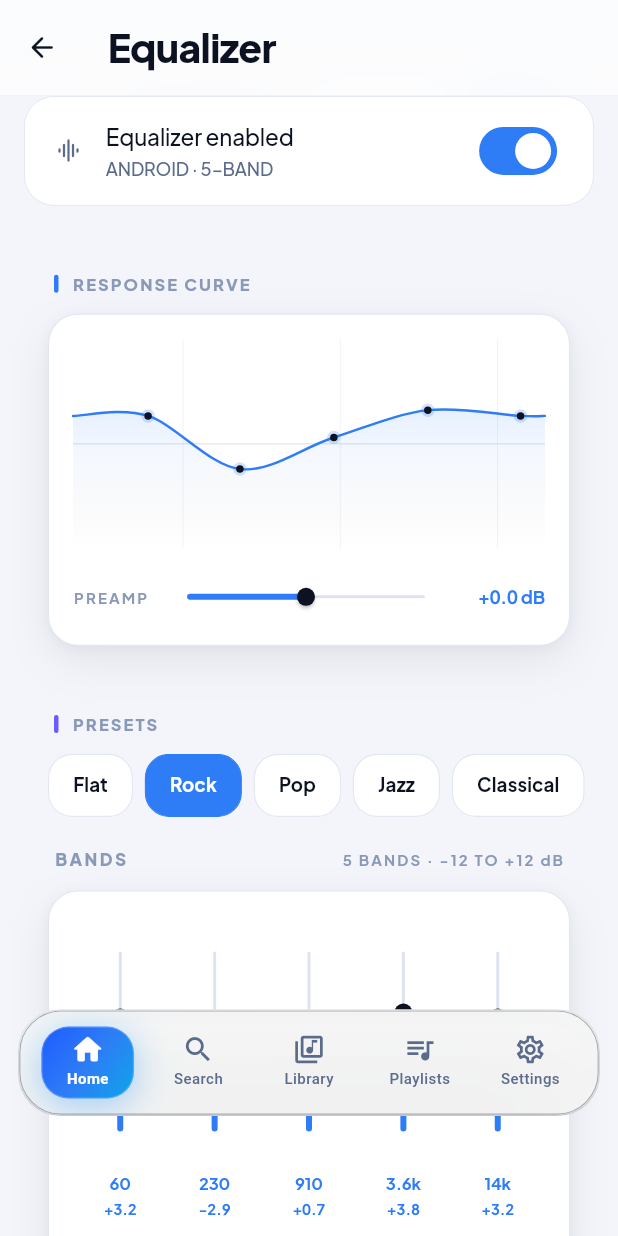
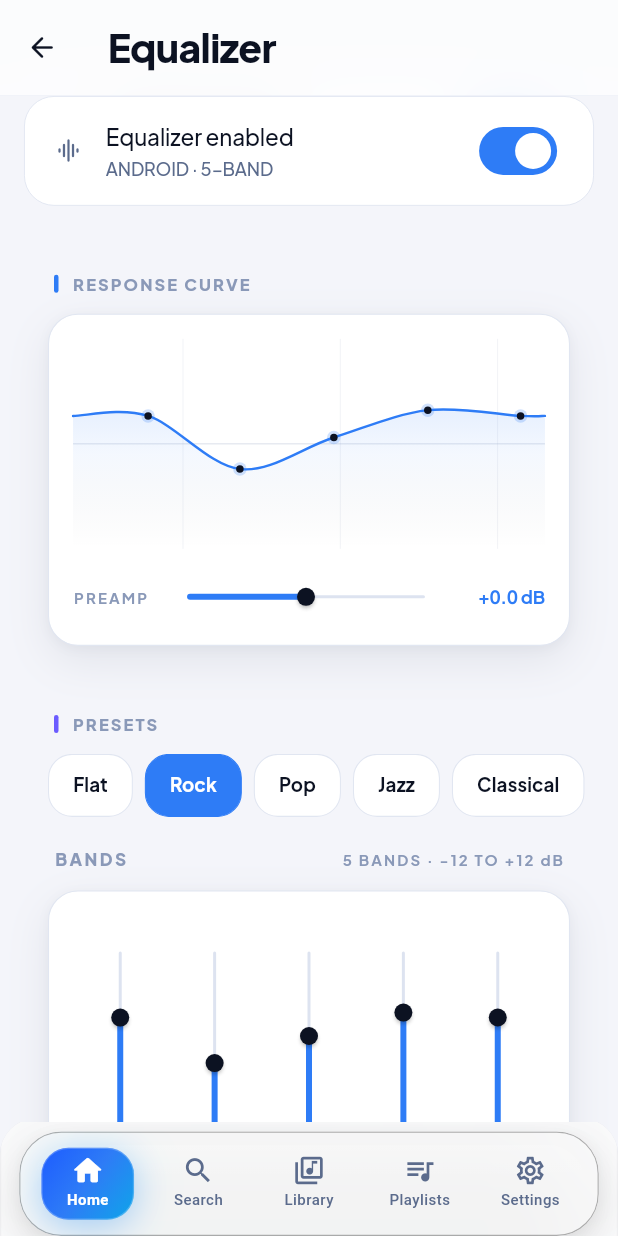
Before and after one commit to suryaprakash251201/Nexora-Audio-Player, a Flutter app: the EqualizerScreen screen opened by its route, after a tap on "Rock", on a phone screen of 412 x 824 dp. Run offline on Flutter 3.47's test engine with Material 3 defaults, Android fonts, the phone set to English and light mode, and no system bars; our stand-ins replace audio_service, cached_network_image, dio, flutter_cache_manager, flutter_riverpod, flutter_secure_storage and 6 more; missing offline and left inert: audio_session; accounts and stored records are empty; statements that could not run were skipped.

Commit message:
fix(nav, playlists): pin nav to bottom with mini above, fix playlist header overlap
- Bottom dock: nav pinned to system edge (full-bleed frost), mini card
  floats above with progress on top edge, hides behind nav on scroll,
  collapses when idle; content reserves bumped to 188/168
- Playlists: solid header bar with hairline (no more behind-app-bar
  overlap), grid aspect 0.78, detail hero clearance + stronger sliver frost

```diff
--- a/lib/features/equalizer/presentation/equalizer_screen.dart
+++ b/lib/features/equalizer/presentation/equalizer_screen.dart
@@ -308,7 +308,7 @@ class _EqualizerScreenState extends ConsumerState<EqualizerScreen> {
       ),
       body: SafeArea(
         child: ListView(
-          padding: const EdgeInsets.fromLTRB(16, 0, 16, 140),
+          padding: const EdgeInsets.fromLTRB(16, 0, 16, 168),
           children: [
             // Enable toggle
             NexoraGroupedList(
--- a/lib/features/home/presentation/home_screen.dart
+++ b/lib/features/home/presentation/home_screen.dart
@@ -101,7 +101,7 @@ class HomeScreen extends ConsumerWidget {
                   ),
                   SliverToBoxAdapter(
                     child: Padding(
-                      padding: const EdgeInsets.fromLTRB(16, 4, 16, 140),
+                      padding: const EdgeInsets.fromLTRB(16, 4, 16, 168),
                       child: NexoraStaggeredColumn(
                         children: [
                           const SizedBox(height: 4),
--- a/lib/features/search/presentation/search_screen.dart
+++ b/lib/features/search/presentation/search_screen.dart
@@ -243,7 +243,7 @@ class _SearchScreenState extends ConsumerState<SearchScreen> {
       data: (list) => list.isEmpty
           ? _BrowseEmpty(isDark: isDark)
           : ListView(
-              padding: const EdgeInsets.fromLTRB(20, 12, 20, 140),
+              padding: const EdgeInsets.fromLTRB(20, 12, 20, 168),
               children: [
                 _ResultHeader(
                   label: 'Recent searches',
@@ -308,7 +308,7 @@ class _SearchScreenState extends ConsumerState<SearchScreen> {
           );
         }
         return ListView(
-          padding: const EdgeInsets.only(bottom: 140),
+          padding: const EdgeInsets.only(bottom: 168),
           children: [
             if (res.songs.isNotEmpty) ...[
               _ResultHeader(
--- a/lib/features/settings/presentation/downloads_screen.dart
+++ b/lib/features/settings/presentation/downloads_screen.dart
@@ -74,7 +74,7 @@ class DownloadsScreen extends ConsumerWidget {
               ref.invalidate(downloadedTracksProvider);
             },
             child: ListView.separated(
-              padding: const EdgeInsets.fromLTRB(16, 100, 16, 140),
+              padding: const EdgeInsets.fromLTRB(16, 100, 16, 168),
               itemCount: tracks.length,
               separatorBuilder: (_, __) => const SizedBox(height: 8),
               itemBuilder: (c, i) {
--- a/lib/features/settings/presentation/settings_screen.dart
+++ b/lib/features/settings/presentation/settings_screen.dart
@@ -46,7 +46,7 @@ class SettingsScreen extends ConsumerWidget {
             ),
           ),
           SliverPadding(
-            padding: const EdgeInsets.fromLTRB(16, 8, 16, 140),
+            padding: const EdgeInsets.fromLTRB(16, 8, 16, 168),
             sliver: SliverList.list(
               children: [
                 _SectionGroup(
--- a/lib/features/sharing/shares_screen.dart
+++ b/lib/features/sharing/shares_screen.dart
@@ -83,7 +83,7 @@ class SharesScreen extends ConsumerWidget {
               backgroundColor: AppColors.card,
               onRefresh: () async => ref.invalidate(sharesProvider),
               child: ListView.separated(
-                padding: const EdgeInsets.fromLTRB(16, 12, 16, 140),
+                padding: const EdgeInsets.fromLTRB(16, 12, 16, 168),
                 itemCount: shares.length,
                 separatorBuilder: (_, __) => const SizedBox(height: 10),
                 itemBuilder: (c, i) => _ShareRow(share: shares[i]),
--- a/lib/features/tags/tags_screen.dart
+++ b/lib/features/tags/tags_screen.dart
@@ -101,7 +101,7 @@ class TagsScreen extends ConsumerWidget {
               backgroundColor: AppColors.card,
               onRefresh: () async => ref.invalidate(tagsProvider),
               child: ListView.separated(
-                padding: const EdgeInsets.fromLTRB(16, 12, 16, 140),
+                padding: const EdgeInsets.fromLTRB(16, 12, 16, 168),
                 itemCount: tags.length,
                 separatorBuilder: (_, __) => const SizedBox(height: 10),
                 itemBuilder: (c, i) => _TagRow(tag: tags[i]),
--- a/lib/router.dart
+++ b/lib/router.dart
@@ -186,23 +186,24 @@ class AppShell extends ConsumerStatefulWidget {
 
 class _AppShellState extends ConsumerState<AppShell>
     with TickerProviderStateMixin {
-  /// Whether the bottom nav bar is currently on screen.
-  bool _navVisible = true;
+  /// Whether the mini player is currently on screen.
+  /// The nav bar stays pinned to the bottom edge at all times.
+  bool _miniVisible = true;
 
-  /// Spring-driven controllers for the nav bar slide & the mini-player
-  /// reposition. Using a [SpringSimulation] gives the dock a physical
+  /// Spring-driven controller for the mini-player slide & fade.
+  /// Using a [SpringSimulation] gives the dock a physical
   /// feel that snaps in and settles rather than easing linearly.
-  late final AnimationController _navController;
+  late final AnimationController _miniController;
 
   bool _connectivityWired = false;
 
   @override
   void initState() {
     super.initState();
-    _navController = AnimationController.unbounded(vsync: this);
+    _miniController = AnimationController.unbounded(vsync: this);
 
     // Drive the spring to its resting position.
-    _springTo(_navController, 0.0);
+    _springTo(_miniController, 0.0);
   }
 
   /// Attach probe + reconnect exactly once (needs ref → post-frame).
@@ -233,7 +234,7 @@ class _AppShellState extends ConsumerState<AppShell>
 
   @override
   void dispose() {
-    _navController.dispose();
+    _miniController.dispose();
     super.dispose();
   }
 
@@ -247,12 +248,12 @@ class _AppShellState extends ConsumerState<AppShell>
     c.animateWith(sim);
   }
 
-  void _setNavVisible(bool v) {
-    if (_navVisible == v) return;
-    setState(() => _navVisible = v);
-    // 0 = visible, 1 = hidden below the fold. The mini player stays
-    // pinned to the bottom edge; the nav bar slides away beneath it.
-    _springTo(_navController, v ? 0.0 : 1.0);
+  void _setMiniVisible(bool v) {
+    if (_miniVisible == v) return;
+    setState(() => _miniVisible = v);
+    // 0 = visible, 1 = hidden behind the pinned nav bar.
+    // The nav bar never moves; the mini player slides away beneath it.
+    _springTo(_miniController, v ? 0.0 : 1.0);
   }
 
   int _indexForLocation(String loc) {
@@ -263,31 +264,31 @@ class _AppShellState extends ConsumerState<AppShell>
     return 0;
   }
 
-  /// Scroll-direction driven nav visibility:
-  ///  • scrolling down  → nav slides away beneath the pinned mini player
-  ///  • scrolling up    → nav returns above the mini player
+  /// Scroll-direction driven mini-player visibility:
+  ///  • scrolling down  → mini slides away behind the pinned nav bar
+  ///  • scrolling up    → mini returns above the nav bar
   bool _onUserScroll(UserScrollNotification notification) {
     final metrics = notification.metrics;
 
-    // Always reveal the bar once we are back at the very top.
+    // Always reveal the mini player once we are back at the very top.
     if (metrics.pixels <= metrics.minScrollExtent + 1) {
-      if (!_navVisible) _setNavVisible(true);
+      if (!_miniVisible) _setMiniVisible(true);
       return false;
     }
 
-    // Nothing to hand the space over to — keep the nav put.
+    // Nothing to hand the space over to — keep the mini put.
     final hasTrack = ref.read(playerProvider).currentTrack != null;
 
     switch (notification.direction) {
       case ScrollDirection.reverse:
         // Content moving up = user scrolling down the list.
-        if (hasTrack && _navVisible && metrics.pixels > 40) {
-          _setNavVisible(false);
+        if (hasTrack && _miniVisible && metrics.pixels > 40) {
+          _setMiniVisible(false);
         }
         break;
       case ScrollDirection.forward:
         // Content moving down = user scrolling back up.
-        if (!_navVisible) _setNavVisible(true);
+        if (!_miniVisible) _setMiniVisible(true);
         break;
       case ScrollDirection.idle:
         break;
@@ -350,7 +351,7 @@ class _AppShellState extends ConsumerState<AppShell>
             right: 0,
             bottom: 0,
             child: _BottomDock(
-              navController: _navController,
+              miniController: _miniController,
               bottomInset: bottomInset,
               navBar: EnhancedGlassNavBar(
                 selectedIndex: idx,
@@ -365,54 +366,61 @@ class _AppShellState extends ConsumerState<AppShell>
   }
 }
 
-/// Bottom dock — mini player pinned to the bottom edge, nav bar above it.
-/// Both centered (maxWidth 640), hugging the bottom edge. On scroll-down
-/// the nav slides away beneath the mini player, which never moves.
-class _BottomDock extends StatelessWidget {
-  final Animation<double> navController;
+/// Bottom dock — nav bar pinned to the bottom edge, mini player above it.
+///
+/// Standard pattern: `[content] / [mini card] / [nav at system edge]`.
+/// The nav never moves; on scroll-down the mini slides down behind the nav.
+class _BottomDock extends ConsumerWidget {
+  final Animation<double> miniController;
   final double bottomInset;
   final Widget navBar;
   final VoidCallback onOpenPlayer;
 
-  static const double _miniHeight = 70;
-  static const double _gap = 6;
-  static const double _hiddenOffset = 110;
+  static const double _miniHeight = 68;
+  static const double _gap = 8;
+  static const double _navContentHeight = 68;
+  static const double _navTopPad = 8;
+  static const double _hiddenOffset = 96;
 
   const _BottomDock({
-    required this.navController,
+    required this.miniController,
     required this.bottomInset,
     required this.navBar,
     required this.onOpenPlayer,
   });
 
   @override
-  Widget build(BuildContext context) {
-    final navTotal = EnhancedGlassNavBar.totalHeight;
-    // Hug the bottom edge — the system inset already reserves the
-    // home-indicator area, so only a hair of extra float is needed.
-    final double dockBottom = bottomInset <= 0 ? 4 : bottomInset * 0.2;
-    return Padding(
-      padding: EdgeInsets.only(bottom: dockBottom),
-      child: SizedBox(
-        height: _miniHeight + navTotal + _gap,
+  Widget build(BuildContext context, WidgetRef ref) {
+    // Collapse the reserved space when nothing is playing so lists can
+    // use the full height instead of leaving a transparent hole.
+    final hasTrack = ref.watch(playerProvider.select((s) => s.currentTrack != null));
+    final double navTotal = _navContentHeight + _navTopPad;
+    final double dockHeight =
+        navTotal + bottomInset + (hasTrack ? _miniHeight + _gap : 0);
+
+    return AnimatedContainer(
+      duration: const Duration(milliseconds: 320),
+      curve: Curves.easeOutCubic,
+      height: dockHeight,
       child: Stack(
         alignment: Alignment.bottomCenter,
         children: [
+          // Mini player — floats above the nav, hides behind it on scroll.
           AnimatedBuilder(
-              animation: navController,
+            animation: miniController,
             builder: (context, child) {
-                final t = navController.value.clamp(0.0, 1.0);
+              final t = miniController.value.clamp(0.0, 1.0);
               final opacity = t < 0.25
                   ? 1.0
                   : (1.0 - (t - 0.25) / 0.75).clamp(0.0, 1.0);
               return Positioned(
                 left: 0,
                 right: 0,
-                  bottom: _miniHeight + _gap - _hiddenOffset * t,
+                bottom: navTotal + bottomInset + _gap - _hiddenOffset * t,
                 child: IgnorePointer(
-                    ignoring: t > 0.05,
+                  ignoring: t > 0.05 || !hasTrack,
                   child: Opacity(
-                      opacity: opacity,
+                    opacity: hasTrack ? opacity : 0.0,
                     child: Center(
                       child: ConstrainedBox(
                         constraints: const BoxConstraints(maxWidth: 640),
@@ -423,66 +431,91 @@ class _BottomDock extends StatelessWidget {
                 ),
               );
             },
-              // iOS frosted-glass ONLY around the nav bar.
-              // Mini player below keeps its own Nexora glass untouched.
-              child: _IosGlassNav(child: navBar),
+            child: MiniPlayer(onTap: onOpenPlayer),
           ),
+          // Nav — pinned to the very bottom, full-bleed frost.
           Positioned(
             left: 0,
             right: 0,
             bottom: 0,
-              child: Center(
-                child: ConstrainedBox(
-                  constraints: const BoxConstraints(maxWidth: 640),
-                  child: MiniPlayer(onTap: onOpenPlayer),
-                ),
+            child: _IosGlassNav(
+              bottomInset: bottomInset,
+              topPad: _navTopPad,
+              child: navBar,
             ),
           ),
         ],
-        ),
       ),
     );
   }
 }
 
-/// iOS-style frosted glass wrapper — nav bar only.
-/// Clip + backdrop blur + translucent tint + hairline border.
-/// On Android the same layer reads as premium glass; on iOS it matches
-/// the system tab-bar frost.
+/// iOS-style frosted glass wrapper — nav bar only, pinned to bottom edge.
+/// Full-bleed blur with rounded top corners; frost extends behind the
+/// home indicator via [bottomInset]. Inner content stays centered
+/// (maxWidth 640) so tablets don't stretch.
 class _IosGlassNav extends StatelessWidget {
   final Widget child;
-  const _IosGlassNav({required this.child});
+  final double bottomInset;
+  final double topPad;
+  const _IosGlassNav({
+    required this.child,
+    required this.bottomInset,
+    this.topPad = 8,
+  });
 
   @override
   Widget build(BuildContext context) {
     final isDark = Theme.of(context).brightness == Brightness.dark;
-    return Padding(
-      padding: const EdgeInsets.fromLTRB(12, 0, 12, 0),
-      child: ClipRRect(
-        borderRadius: BorderRadius.circular(28),
+    return ClipRRect(
+      borderRadius: const BorderRadius.vertical(top: Radius.circular(24)),
       child: BackdropFilter(
         filter: ImageFilter.blur(sigmaX: 26, sigmaY: 26),
         child: Container(
+          padding: EdgeInsets.only(bottom: bottomInset),
           decoration: BoxDecoration(
             color: isDark
-                  ? const Color(0xFF0C0F16).withValues(alpha: 0.62)
-                  : Colors.white.withValues(alpha: 0.68),
-              borderRadius: BorderRadius.circular(28),
-              border: Border.all(
+                ? const Color(0xFF0C0F16).withValues(alpha: 0.72)
+                : Colors.white.withValues(alpha: 0.78),
+            borderRadius: const BorderRadius.vertical(
+              top: Radius.circular(24),
+            ),
+            border: Border(
+              top: BorderSide(
                 color: isDark
                     ? Colors.white.withValues(alpha: 0.14)
                     : const Color(0xFF0F1D3A).withValues(alpha: 0.08),
                 width: 0.8,
               ),
+              left: BorderSide(
+                color: isDark
+                    ? Colors.white.withValues(alpha: 0.06)
+                    : const Color(0xFF0F1D3A).withValues(alpha: 0.04),
+                width: 0.8,
+              ),
+              right: BorderSide(
+                color: isDark
+                    ? Colors.white.withValues(alpha: 0.06)
+                    : const Color(0xFF0F1D3A).withValues(alpha: 0.04),
+                width: 0.8,
+              ),
+            ),
             boxShadow: [
               BoxShadow(
                 color: Colors.black.withValues(alpha: isDark ? 0.35 : 0.10),
                 blurRadius: 24,
-                  offset: const Offset(0, 10),
+                offset: const Offset(0, -8),
               ),
             ],
           ),
+          child: Padding(
+            padding: EdgeInsets.fromLTRB(12, topPad, 12, 0),
+            child: Center(
+              child: ConstrainedBox(
+                constraints: const BoxConstraints(maxWidth: 640),
                 child: child,
+              ),
+            ),
           ),
         ),
       ),
--- a/lib/ui/nexora/nexora_mini_player.dart
+++ b/lib/ui/nexora/nexora_mini_player.dart
@@ -76,8 +76,8 @@ class _NexoraMiniPlayerState extends ConsumerState<NexoraMiniPlayer> {
         },
         onHorizontalDragCancel: () => setState(() => _dragOffset = 0),
         child: NexoraGlass(
-          borderRadius: BorderRadius.circular(20),
-          margin: const EdgeInsets.symmetric(horizontal: 14),
+          borderRadius: BorderRadius.circular(18),
+          margin: const EdgeInsets.symmetric(horizontal: 12),
           padding: EdgeInsets.zero,
           blur: 28,
           tintAlpha: 0.66,
@@ -86,19 +86,50 @@ class _NexoraMiniPlayerState extends ConsumerState<NexoraMiniPlayer> {
           child: Column(
             mainAxisSize: MainAxisSize.min,
             children: [
+              // Aurora gradient progress line on TOP edge — the card
+              // floats above the nav, so the fill reads without
+              // touching the bar below.
+              Stack(
+                children: [
+                  Container(
+                    height: 3,
+                    decoration: BoxDecoration(
+                      color: AppColors.surfaceHigh.withValues(alpha: 0.55),
+                      borderRadius: const BorderRadius.only(
+                        topLeft: Radius.circular(18),
+                        topRight: Radius.circular(18),
+                      ),
+                    ),
+                  ),
+                  FractionallySizedBox(
+                    widthFactor: progress,
+                    alignment: Alignment.centerLeft,
+                    child: Container(
+                      height: 3,
+                      decoration: const BoxDecoration(
+                        gradient: AppColors.accentGradientHorizontal,
+                        borderRadius: BorderRadius.only(
+                          topLeft: Radius.circular(18),
+                          topRight: Radius.circular(18),
+                        ),
+                      ),
+                    ),
+                  ),
+                ],
+              ),
               Padding(
-                padding: const EdgeInsets.fromLTRB(12, 10, 10, 10),
+                padding: const EdgeInsets.fromLTRB(10, 8, 8, 8),
                 child: Row(
                   children: [
                     SizedBox(
-                      width: 46,
-                      height: 46,
+                      width: 44,
+                      height: 44,
                       child: Stack(
                         alignment: Alignment.center,
                         children: [
                           NexoraArtwork(
                             url: track.artUri?.toString(),
-                            size: 46,
+                            size: 44,
                           ),
                           // Offline dot — queue/downloads keep playing.
                           if (ref.watch(
@@ -184,6 +215,7 @@ class _NexoraMiniPlayerState extends ConsumerState<NexoraMiniPlayer> {
                           ref.read(playerProvider.notifier).togglePlay(),
                     ),
                     IconButton(
+                      visualDensity: VisualDensity.compact,
                       icon: Icon(
                         Icons.skip_next_rounded,
                         color: AppColors.text,
@@ -194,10 +226,11 @@ class _NexoraMiniPlayerState extends ConsumerState<NexoraMiniPlayer> {
                     ),
                     // Close — stops playback and dismisses the player.
                     IconButton(
+                      visualDensity: VisualDensity.compact,
                       icon: Icon(
                         Icons.close_rounded,
                         color: AppColors.textDim,
-                        size: 18,
+                        size: 16,
                       ),
                       onPressed: () {
                         HapticFeedback.selectionClick();
@@ -207,35 +240,6 @@ class _NexoraMiniPlayerState extends ConsumerState<NexoraMiniPlayer> {
                     ),
                   ],
                 ),
-              ),
-              // Aurora gradient progress line.
-              Stack(
-                children: [
-                  Container(
-                    height: 3,
-                    decoration: BoxDecoration(
-                      color: AppColors.surfaceHigh.withValues(alpha: 0.55),
-                      borderRadius: const BorderRadius.only(
-                        bottomLeft: Radius.circular(20),
-                        bottomRight: Radius.circular(20),
-                      ),
-                    ),
-                  ),
-                  FractionallySizedBox(
-                    widthFactor: progress,
-                    alignment: Alignment.centerLeft,
-                    child: Container(
-                      height: 3,
-                      decoration: const BoxDecoration(
-                        gradient: AppColors.accentGradientHorizontal,
-                        borderRadius: BorderRadius.only(
-                          bottomLeft: Radius.circular(20),
-                          bottomRight: Radius.circular(20),
-                        ),
-                      ),
-                    ),
-                  ),
-                ],
               ),
             ],
           ),
@@ -411,8 +415,8 @@ class _MiniPlayButtonState extends State<_MiniPlayButton> {
         duration: NexoraDuration.tap,
         curve: Curves.easeOut,
         child: Container(
-          width: 42,
-          height: 42,
+          width: 40,
+          height: 40,
           alignment: Alignment.center,
           decoration: BoxDecoration(
             gradient: AppColors.accentGradient,
@@ -432,7 +436,7 @@ class _MiniPlayButtonState extends State<_MiniPlayButton> {
           child: Icon(
             widget.isPlaying ? Icons.pause_rounded : Icons.play_arrow_rounded,
             color: Colors.white,
-            size: 22,
+            size: 21,
           ),
         ),
       ),
--- a/lib/ui/nexora/nexora_primitives.dart
+++ b/lib/ui/nexora/nexora_primitives.dart
@@ -19,8 +19,10 @@ class NexoraSliverAppBarBackground extends StatelessWidget {
         filter: ImageFilter.blur(sigmaX: blur, sigmaY: blur),
         child: Container(
           decoration: BoxDecoration(
+            // Strong enough that large titles scrolling underneath
+            // (playlist detail hero) never collide with bar icons.
             color: (isDark ? Colors.black : Colors.white).withValues(
-              alpha: 0.30,
+              alpha: 0.60,
             ),
             border: Border(
               bottom: BorderSide(
--- a/lib/ui/nexora/nexora_tokens.dart
+++ b/lib/ui/nexora/nexora_tokens.dart
@@ -29,9 +29,10 @@ class NexoraSpacing {
   static const EdgeInsets screenAll = EdgeInsets.all(20);
   static const EdgeInsets screenGutter = EdgeInsets.fromLTRB(20, 12, 20, 20);
 
-  /// Reserve above the floating dock so lists never hide behind it.
-  /// Dock is now floating with larger margins — needs a bit more air.
-  static const double dockBottomReserve = 172;
+  /// Reserve above the bottom dock so lists never hide behind it.
+  /// Dock is now nav-at-bottom + mini-above: 68 mini + 8 gap + 76 nav
+  /// + system inset — needs a bit more air.
+  static const double dockBottomReserve = 188;
 
   /// Section gap between settings groups.
   static const double sectionGap = 24;
--- a/lib/ui/widgets/enhanced_player_widgets.dart
+++ b/lib/ui/widgets/enhanced_player_widgets.dart
@@ -608,10 +608,11 @@ class _MiniIconButton extends StatelessWidget {
   }
 }
 
-/// Bottom navigation bar — floating aurora pill, pixel-perfect.
-/// Pill tracks Expanded cells exactly (no spaceAround drift),
-/// floats with 14px margins, and slides with easeOutCubic.
-/// 2.0: gradient selected pill, tonal icons, 28px dock radius.
+/// Bottom navigation bar — pinned system bar content, pixel-perfect.
+/// Pill tracks Expanded cells exactly (no spaceAround drift).
+/// Outer [_IosGlassNav] in router.dart provides the full-bleed bottom
+/// frost; this widget is just the 68px content row.
+/// 2.0: gradient selected pill, tonal icons.
 class EnhancedGlassNavBar extends StatelessWidget {
   final int selectedIndex;
   final ValueChanged<int> onSelect;
@@ -623,8 +624,8 @@ class EnhancedGlassNavBar extends StatelessWidget {
   });
 
   static const double height = 68;
-  static const double bottomMargin = 12;
-  static const double totalHeight = height + bottomMargin;
+  static const double bottomMargin = 0;
+  static const double totalHeight = height;
 
   static const _destinations = [
     (Icons.home_outlined, Icons.home_rounded, 'Home'),
@@ -640,8 +641,8 @@ class EnhancedGlassNavBar extends StatelessWidget {
     return Semantics(
       label: 'Main navigation',
       child: NexoraGlassDock(
-        // Outer _IosGlassNav already pads + frosts — keep inner flush
-        // so Home/Search/Library sit right on the bottom edge.
+        // Outer _IosGlassNav provides the bottom-anchored frost —
+        // keep inner flush so the row sits tight in the system bar.
         margin: EdgeInsets.zero,
         padding: const EdgeInsets.symmetric(horizontal: 8, vertical: 8),
         child: SizedBox(
```
Also changed, not shown: lib/features/playlists/presentation/playlist_detail_screen.dart (+5 -4 lines), lib/features/playlists/presentation/playlists_screen.dart (+14 -12 lines). Lines whose indentation alone changed are shown as unchanged.
